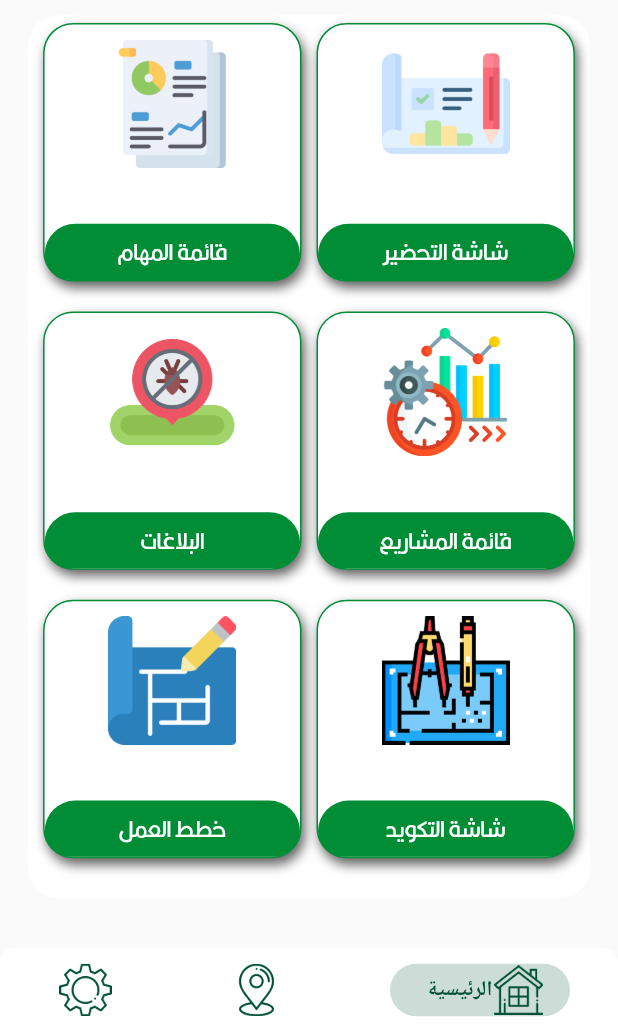
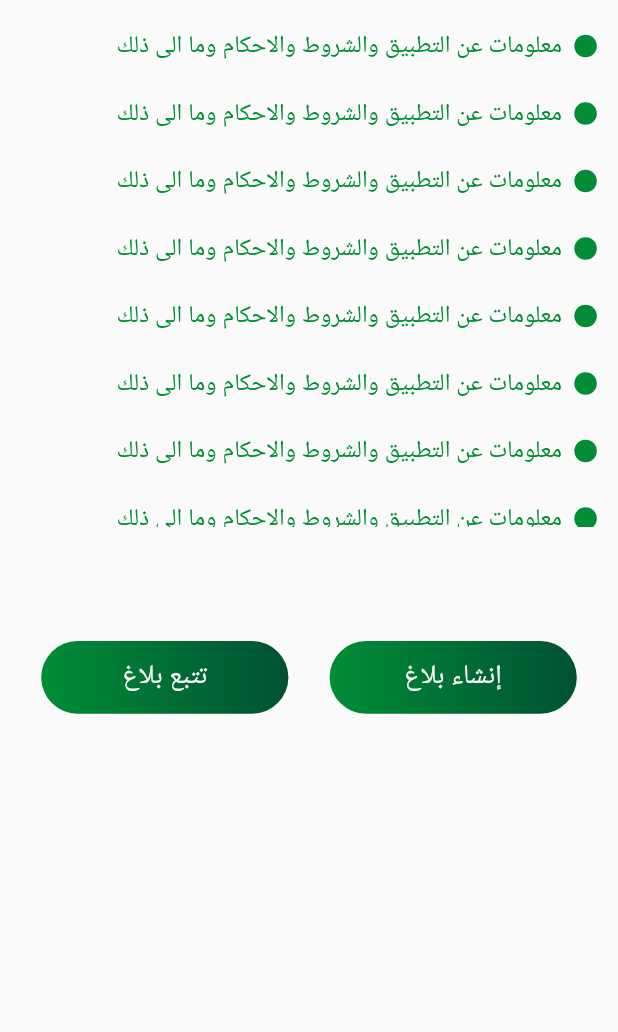
Before and after one commit to andrewayadwadie/fly, a Flutter app: the screen it shows after launch, on a phone screen of 412 x 824 dp, the part 204-1236 px from its top. Run offline on Flutter 3.47's test engine with Material 2 defaults, Android fonts, the phone set to English and light mode, and no system bars; drawn by our look-alikes of persistent_bottom_nav_bar; our stand-ins replace get, get_storage, google_maps_flutter, image_picker, location, shared_preferences; missing offline and left inert: flutter_polyline_points, google_geocoding, hawk_fab_menu, multi_image_picker2; project files that could hold a hidden picture were left out.

Commit message:
24-1-2022

```diff
--- a/lib/view/intro/intro.dart
+++ b/lib/view/intro/intro.dart
@@ -1,8 +1,8 @@
 import 'package:flutter/foundation.dart';
 import 'package:flutter/material.dart';
 import 'package:fly/utils/style.dart';
+import 'package:fly/view/on_board/on_board_screen.dart';
 
-import '../nav_bar.dart';
 
 class IntroPage extends StatefulWidget {
   const IntroPage({Key? key}) : super(key: key);
@@ -32,7 +32,7 @@ class _IntroPageState extends State<IntroPage> with TickerProviderStateMixin {
             (value) => _lottieAnimation.forward().then(
                   (value) => Navigator.of(context).pushAndRemoveUntil(
                       MaterialPageRoute(
-                          builder: (context) => const CustomNavBar()),
+                          builder: (context) => const OnBoardScreen()),
                       (route) => false),
                 ),
           ),
--- /dev/null
+++ b/lib/view/on_board/on_board_screen.dart
@@ -0,0 +1,137 @@
+import 'package:flutter/material.dart';
+import 'package:fly/utils/style.dart';
+import 'package:fly/view/reports_categories/bug_report/bug_report_screen.dart';
+import 'package:fly/view/shared_widgets/header_widget.dart';
+import 'package:fly/view/track_order/track_order_screen.dart';
+import 'package:get/get.dart';
+
+class OnBoardScreen extends StatelessWidget {
+  const OnBoardScreen({Key? key}) : super(key: key);
+
+  @override
+  Widget build(BuildContext context) {
+    return Scaffold(
+      body: SafeArea(
+        child: SingleChildScrollView(
+          child: Column(
+            children: [
+              const HeaderWidget(arrow: false),
+              SizedBox(
+                height: MediaQuery.of(context).size.height / 20,
+              ),
+              Padding(
+                padding: const EdgeInsets.symmetric(horizontal: 10),
+                child: SizedBox(
+                  width: MediaQuery.of(context).size.width,
+                  height: MediaQuery.of(context).size.height / 2.4,
+                  child: ListView.builder(
+                    itemExtent: 45,
+                    itemCount: 8,
+                    itemBuilder: (context, index) {
+                      return Row(
+                        mainAxisAlignment: MainAxisAlignment.spaceBetween,
+                        children: [
+                          SizedBox(
+                              width: MediaQuery.of(context).size.width / 100),
+                          Container(
+                            width: 15,
+                            height: 15,
+                            decoration: BoxDecoration(
+                                color: lightPrimaryColor,
+                                borderRadius: BorderRadius.circular(50)),
+                          ),
+                          SizedBox(
+                              width: MediaQuery.of(context).size.width / 50),
+                          const Text(
+                            "معلومات عن التطبيق والشروط والاحكام وما الى ذلك ",
+                            style: TextStyle(
+                                color: lightPrimaryColor, fontSize: 16),
+                          ),
+                          const Spacer()
+                        ],
+                      );
+                    },
+                  ),
+                ),
+              ),
+              SizedBox(
+                height: MediaQuery.of(context).size.height / 20,
+              ),
+              SizedBox(
+                width: MediaQuery.of(context).size.width,
+                height: MediaQuery.of(context).size.height / 7,
+
+                child: Row(
+                  mainAxisAlignment: MainAxisAlignment.spaceEvenly,
+                  children: [
+                    InkWell(
+                      onTap: () {
+                        Get.to(()=>BugReportScreen());
+                      },
+                      child: Container(
+                        alignment: Alignment.center,
+                         width: MediaQuery.of(context).size.width/2.5,
+                        height: MediaQuery.of(context).size.height / 17,
+                        decoration:  BoxDecoration(
+                          borderRadius: BorderRadius.circular(40),
+                          gradient:const  LinearGradient(
+                              colors: [
+                                lightPrimaryColor,
+                                primaryColor,
+                              ],
+                              begin: FractionalOffset(0.0, 0.0),
+                              end: FractionalOffset(1.0, 0.0),
+                              stops: [0.0, 1.0],
+                              tileMode: TileMode.clamp),
+                        ),
+                        child: const Text('إنشاء بلاغ ',
+                        textAlign: TextAlign.center,
+                        style: TextStyle(
+                          fontSize: 18,
+                          fontWeight: FontWeight.w400,
+                          color: Colors.white
+                        ),
+                        ),
+                      ),
+                    ),
+                    InkWell(
+                      onTap: () {
+                        Get.to(()=>const TrackOrderScreen());
+                      },
+                      child: Container(
+                        alignment: Alignment.center,
+                         width: MediaQuery.of(context).size.width/2.5,
+                        height: MediaQuery.of(context).size.height / 17,
+                        decoration:  BoxDecoration(
+                          borderRadius: BorderRadius.circular(40),
+                          gradient:const  LinearGradient(
+                              colors: [
+                                lightPrimaryColor,
+                                primaryColor,
+                              ],
+                              begin: FractionalOffset(0.0, 0.0),
+                              end: FractionalOffset(1.0, 0.0),
+                              stops: [0.0, 1.0],
+                              tileMode: TileMode.clamp),
+                        ),
+                        child: const Text(
+                          'تتبع بلاغ',
+                        textAlign: TextAlign.center,
+                        style: TextStyle(
+                          fontSize: 18,
+                          fontWeight: FontWeight.w400,
+                          color: Colors.white
+                        ),
+                        ),
+                      ),
+                    )
+                  ],
+                ),
+              ),
+            ],
+          ),
+        ),
+      ),
+    );
+  }
+}
```
Also changed, not shown: lib/view/reports_categories/bug_report/bug_report_screen.dart (+42 -21 lines), lib/view/track_order/track_order_screen.dart (added, +41 -0 lines), assets/images/map.jpg (added), assets/images/map2.jpg (added).
